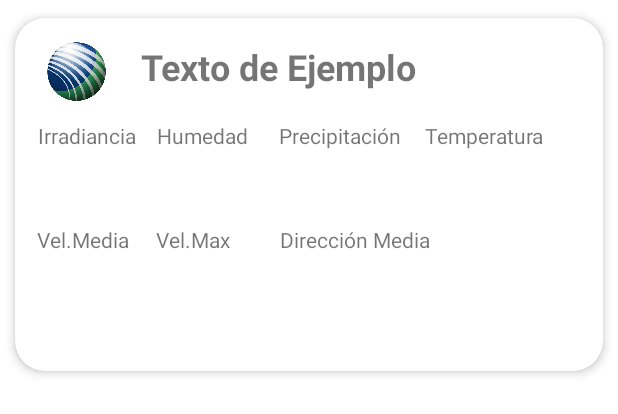
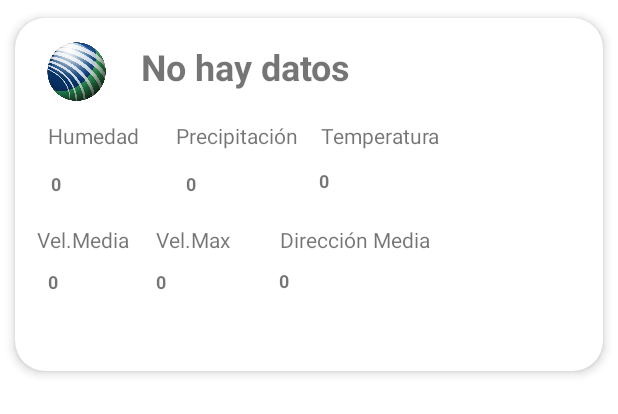
Before and after one commit to XabiJauregiBravo/EjerEuskalmet, an Android app: the layout misbalizas.xml on its own in the app's theme, with its tools: preview values and no code run, on a phone screen of 412 x 824 dp. Shown: the top 414 px of the screen. Run offline under Robolectric (Android 15) with nearby library versions, the phone set to English and light mode, and no system bars; network calls fail.

Commit message:
Commit arreglado todas las lecturas y eliminadas balizas que no tenian datos

```diff
--- a/app/src/main/java/com/example/ejereuskalmet/DB/AppDatabase.java
+++ b/app/src/main/java/com/example/ejereuskalmet/DB/AppDatabase.java
@@ -3,7 +3,7 @@ package com.example.ejereuskalmet.DB;
 import androidx.room.Database;
 import androidx.room.RoomDatabase;
 
-@Database(entities = {Balizas.class,Datos.class}, version = 16)
+@Database(entities = {Balizas.class,Datos.class}, version = 17)
 public abstract class AppDatabase extends RoomDatabase {
     public abstract BalizasDao balizasDao();
     public abstract DatosDao datosDao();
--- a/app/src/main/java/com/example/ejereuskalmet/DB/Datos.java
+++ b/app/src/main/java/com/example/ejereuskalmet/DB/Datos.java
@@ -32,9 +32,6 @@ public class Datos {
         @ColumnInfo(name = "precipitation")
         public double precipitation;
 
-        @ColumnInfo(name = "irradiance")
-        public double irradiance;
-
         @ColumnInfo(name = "hora")
         public String hora;
 }
--- a/app/src/main/java/com/example/ejereuskalmet/DB/DatosDao.java
+++ b/app/src/main/java/com/example/ejereuskalmet/DB/DatosDao.java
@@ -15,8 +15,8 @@ public interface DatosDao {
     @Query("SELECT COUNT(1) FROM Datos WHERE id = :id;")
     boolean Existe(String id);
 
-    @Query("UPDATE Datos SET mean_direction = :mean_direction, mean_speed = :mean_speed, max_speed = :max_speed, temperature = :temperature, humidity = :humidity, precipitation = :precipitation, irradiance = :irradiance, hora = :hora  WHERE id = :id")
-    void update(String id,double mean_direction,double mean_speed,double max_speed,double temperature,double humidity,double precipitation,double irradiance, String hora);
+    @Query("UPDATE Datos SET mean_direction = :mean_direction, mean_speed = :mean_speed, max_speed = :max_speed, temperature = :temperature, humidity = :humidity, precipitation = :precipitation, hora = :hora, name = :name  WHERE id = :id")
+    void update(String id,double mean_direction,double mean_speed,double max_speed,double temperature,double humidity,double precipitation, String hora,String name);
 
     @Insert
     void insert(Datos datos);
--- a/app/src/main/java/com/example/ejereuskalmet/MainActivity.java
+++ b/app/src/main/java/com/example/ejereuskalmet/MainActivity.java
@@ -29,7 +29,7 @@ public class MainActivity extends AppCompatActivity {
         binding = ActivityMainBinding.inflate(getLayoutInflater());
         setContentView(binding.getRoot());
 
-        db = Room.databaseBuilder(this.getApplicationContext(), AppDatabase.class, "db-euskalmet").build();
+        db = Room.databaseBuilder(this.getApplicationContext(), AppDatabase.class, "db-euskalmet").fallbackToDestructiveMigration().build();
 
         // LLAMADA A LA API PARA CONSEGUIR LOS DATOS DE LAS BALIZAS Y PODER MOSTRARLO EN LA LISTA RECICLABLE
         RequestQueue queue = Volley.newRequestQueue(this);
@@ -43,6 +43,7 @@ public class MainActivity extends AppCompatActivity {
                 SectionsPagerAdapter sectionsPagerAdapter = new SectionsPagerAdapter(MainActivity.this, MainActivity.this, getSupportFragmentManager(), response);
                 ViewPager viewPager = binding.viewPager;
                 viewPager.setAdapter(sectionsPagerAdapter);
+                viewPager.setCurrentItem(1);
                 TabLayout tabs = binding.tabs;
                 tabs.setupWithViewPager(viewPager);
             }
--- a/app/src/main/res/layout/misbalizas.xml
+++ b/app/src/main/res/layout/misbalizas.xml
@@ -31,7 +31,7 @@
             android:id="@+id/tvNombre"
             android:layout_width="226dp"
             android:layout_height="34dp"
-            android:text="Texto de Ejemplo"
+            android:text="No hay datos"
             android:textSize="24sp"
             android:textStyle="bold"
             app:layout_constraintBottom_toBottomOf="parent"
@@ -55,19 +55,6 @@
             app:layout_constraintVertical_bias="0.033" />
 
         <TextView
-            android:id="@+id/tvIrrandiance"
-            android:layout_width="67dp"
-            android:layout_height="19dp"
-            android:textSize="12sp"
-            android:textStyle="bold"
-            app:layout_constraintBottom_toBottomOf="parent"
-            app:layout_constraintEnd_toEndOf="parent"
-            app:layout_constraintHorizontal_bias="0.045"
-            app:layout_constraintStart_toStartOf="parent"
-            app:layout_constraintTop_toTopOf="parent"
-            app:layout_constraintVertical_bias="0.458" />
-
-        <TextView
             android:id="@+id/tvHumidity"
             android:layout_width="59dp"
             android:layout_height="26dp"
@@ -75,10 +62,11 @@
             android:textStyle="bold"
             app:layout_constraintBottom_toBottomOf="parent"
             app:layout_constraintEnd_toEndOf="parent"
-            app:layout_constraintHorizontal_bias="0.293"
+            app:layout_constraintHorizontal_bias="0.072"
             app:layout_constraintStart_toStartOf="parent"
             app:layout_constraintTop_toTopOf="parent"
-            app:layout_constraintVertical_bias="0.471" />
+            app:layout_constraintVertical_bias="0.488"
+            tools:text="0" />
 
         <TextView
             android:id="@+id/tvMeanSpeed"
@@ -91,7 +79,8 @@
             app:layout_constraintHorizontal_bias="0.065"
             app:layout_constraintStart_toStartOf="parent"
             app:layout_constraintTop_toTopOf="parent"
-            app:layout_constraintVertical_bias="0.822" />
+            app:layout_constraintVertical_bias="0.822"
+            tools:text="0" />
 
         <TextView
             android:id="@+id/tvMaxSpeed"
@@ -104,7 +93,8 @@
             app:layout_constraintHorizontal_bias="0.279"
             app:layout_constraintStart_toStartOf="parent"
             app:layout_constraintTop_toTopOf="parent"
-            app:layout_constraintVertical_bias="0.814" />
+            app:layout_constraintVertical_bias="0.814"
+            tools:text="0" />
 
         <TextView
             android:id="@+id/tvPrecipitation"
@@ -114,10 +104,11 @@
             android:textStyle="bold"
             app:layout_constraintBottom_toBottomOf="parent"
             app:layout_constraintEnd_toEndOf="parent"
-            app:layout_constraintHorizontal_bias="0.577"
+            app:layout_constraintHorizontal_bias="0.359"
             app:layout_constraintStart_toStartOf="parent"
             app:layout_constraintTop_toTopOf="parent"
-            app:layout_constraintVertical_bias="0.472" />
+            app:layout_constraintVertical_bias="0.472"
+            tools:text="0" />
 
         <TextView
             android:id="@+id/tvMeanDirection"
@@ -130,7 +121,8 @@
             app:layout_constraintHorizontal_bias="0.536"
             app:layout_constraintStart_toStartOf="parent"
             app:layout_constraintTop_toTopOf="parent"
-            app:layout_constraintVertical_bias="0.843" />
+            app:layout_constraintVertical_bias="0.843"
+            tools:text="0" />
 
         <TextView
             android:id="@+id/tvTemperature"
@@ -140,22 +132,11 @@
             android:textStyle="bold"
             app:layout_constraintBottom_toBottomOf="parent"
             app:layout_constraintEnd_toEndOf="parent"
-            app:layout_constraintHorizontal_bias="0.862"
+            app:layout_constraintHorizontal_bias="0.632"
             app:layout_constraintStart_toStartOf="parent"
             app:layout_constraintTop_toTopOf="parent"
-            app:layout_constraintVertical_bias="0.492" />
-
-        <TextView
-            android:id="@+id/tvtIrradiance"
-            android:layout_width="wrap_content"
-            android:layout_height="wrap_content"
-            android:text="Irradiancia"
-            app:layout_constraintBottom_toBottomOf="parent"
-            app:layout_constraintEnd_toEndOf="parent"
-            app:layout_constraintHorizontal_bias="0.046"
-            app:layout_constraintStart_toStartOf="parent"
-            app:layout_constraintTop_toTopOf="parent"
-            app:layout_constraintVertical_bias="0.319" />
+            app:layout_constraintVertical_bias="0.483"
+            tools:text="0" />
 
         <TextView
             android:id="@+id/tvtHumidity"
@@ -164,7 +145,7 @@
             android:text="Humedad"
             app:layout_constraintBottom_toBottomOf="parent"
             app:layout_constraintEnd_toEndOf="parent"
-            app:layout_constraintHorizontal_bias="0.289"
+            app:layout_constraintHorizontal_bias="0.067"
             app:layout_constraintStart_toStartOf="parent"
             app:layout_constraintTop_toTopOf="parent"
             app:layout_constraintVertical_bias="0.325" />
@@ -200,7 +181,7 @@
             android:text="Precipitación"
             app:layout_constraintBottom_toBottomOf="parent"
             app:layout_constraintEnd_toEndOf="parent"
-            app:layout_constraintHorizontal_bias="0.567"
+            app:layout_constraintHorizontal_bias="0.345"
             app:layout_constraintStart_toStartOf="parent"
             app:layout_constraintTop_toTopOf="parent"
             app:layout_constraintVertical_bias="0.319" />
@@ -212,7 +193,7 @@
             android:text="Temperatura"
             app:layout_constraintBottom_toBottomOf="parent"
             app:layout_constraintEnd_toEndOf="parent"
-            app:layout_constraintHorizontal_bias="0.875"
+            app:layout_constraintHorizontal_bias="0.653"
             app:layout_constraintStart_toStartOf="parent"
             app:layout_constraintTop_toTopOf="parent"
             app:layout_constraintVertical_bias="0.319" />
```
Also changed, not shown: app/src/main/java/com/example/ejereuskalmet/MasBalizas/MasBalizasFragment.java (+55 -24 lines), app/src/main/java/com/example/ejereuskalmet/MisBalizas/MisBalizasRVAdapter.java (+46 -28 lines).
